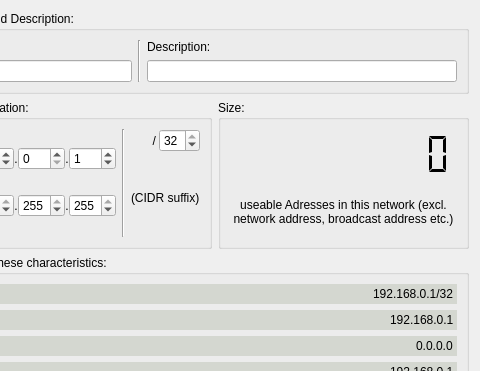
First picture: the form in sm_ipv4editdialog.ui, repository lordwolfchild/subnetmapper, before the edit; both pictures show x 201 to 681 and y 0 to 371 of the 681 by 459 pixel window.
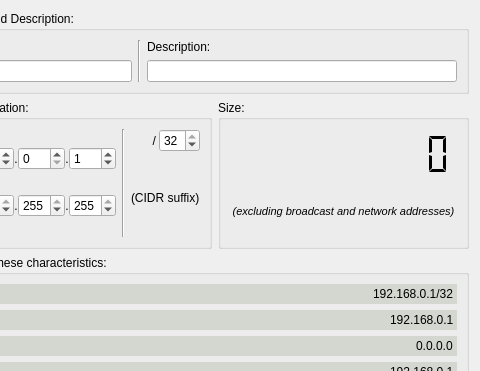
Second picture: the form after the edit.

Patch:
```diff
--- a/sm_ipv4editdialog.ui
+++ b/sm_ipv4editdialog.ui
@@ -357,7 +357,7 @@
               <item>
                <widget class="QLabel" name="label_11">
                 <property name="text">
-                 <string>useable Adresses in this network (excl. network address, broadcast address etc.)</string>
+                 <string>&lt;html&gt;&lt;head/&gt;&lt;body&gt;&lt;p&gt;&lt;span style=&quot; font-size:8pt; font-style:italic;&quot;&gt;(excluding broadcast and network addresses)&lt;/span&gt;&lt;/p&gt;&lt;/body&gt;&lt;/html&gt;</string>
                 </property>
                 <property name="scaledContents">
                  <bool>false</bool>
```
